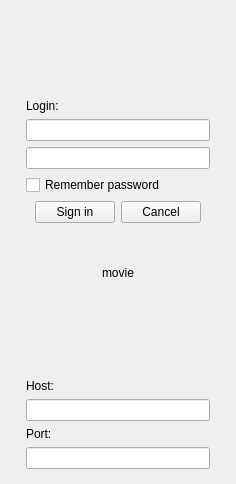
Above: mainDialog.ui from easyiotmaster/easyapp before the change. Below: the same form after it.
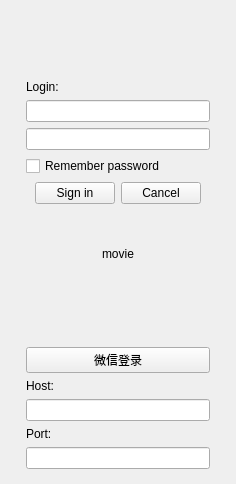
That is the form after the change. Icons and pictures are not drawn. Custom widgets are drawn as their Qt base class.

Patch:
```diff
--- a/mainDialog.ui
+++ b/mainDialog.ui
@@ -364,6 +364,13 @@
          </property>
         </spacer>
        </item>
+       <item>
+        <widget class="QPushButton" name="pushButton_wechatSignIn">
+         <property name="text">
+          <string>微信登录</string>
+         </property>
+        </widget>
+       </item>
        <item>
         <widget class="QLabel" name="label_4">
          <property name="text">
```
